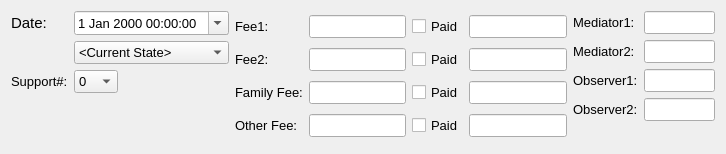
Above: drc/gui/mediationsessionform.ui from lansdon/cpts483_drc before the change. Below: the same form after it.
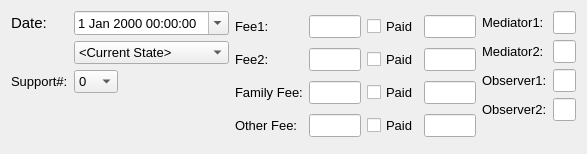
That is the form after the change.

The edit to the form file:
```diff
--- a/drc/gui/mediationsessionform.ui
+++ b/drc/gui/mediationsessionform.ui
@@ -6,12 +6,12 @@
    <rect>
     <x>0</x>
     <y>0</y>
-    <width>726</width>
+    <width>587</width>
     <height>154</height>
    </rect>
   </property>
   <property name="sizePolicy">
-   <sizepolicy hsizetype="Expanding" vsizetype="Expanding">
+   <sizepolicy hsizetype="Expanding" vsizetype="Fixed">
     <horstretch>0</horstretch>
     <verstretch>0</verstretch>
    </sizepolicy>
```
